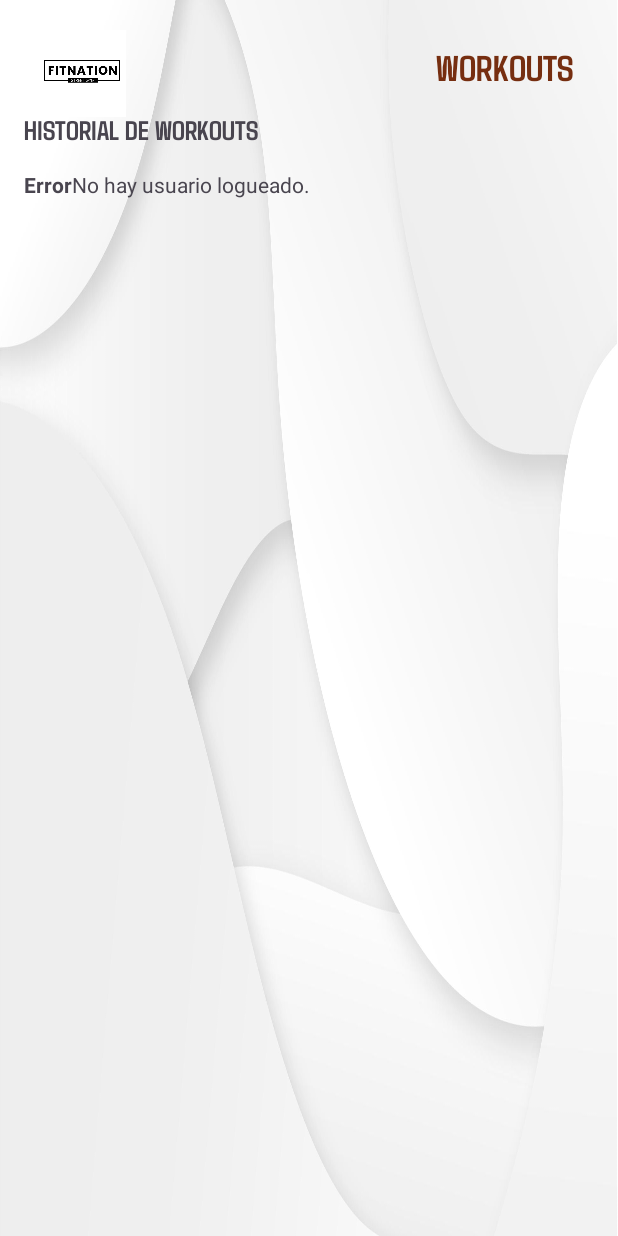
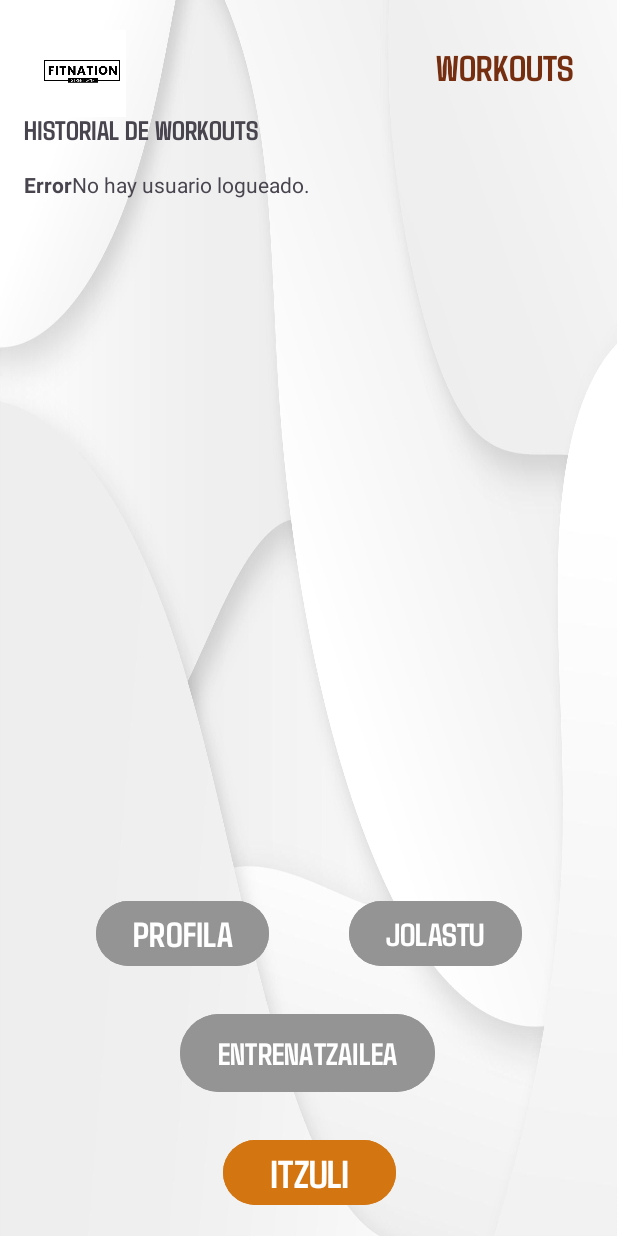
Before and after one commit to Memelero/E1_T5_MOB, an Android app: the WorkoutActivity screen opened directly, with no data from a screen before it, on a phone screen of 412 x 824 dp. Run offline under Robolectric (Android 15) with nearby library versions, the phone set to English and light mode, and no system bars; our stand-ins replace Firebase (no records; nobody signed in at launch, a user with empty details on screens opened directly).

Commit message:
ultimos cambios wourkouts

```diff
--- a/app/src/main/java/com/example/e1_t5_mob/WorkoutActivity.kt
+++ b/app/src/main/java/com/example/e1_t5_mob/WorkoutActivity.kt
@@ -1,6 +1,7 @@
 package com.example.e1_t5_mob
 
 import android.annotation.SuppressLint
+import android.content.Intent
 import android.graphics.Color
 import android.graphics.Typeface
 import android.os.Bundle
@@ -8,6 +9,8 @@ import android.util.Log
 import android.view.Gravity
 import android.view.View
 import android.view.ViewGroup
+import android.widget.Button
+import android.widget.ImageView
 import android.widget.TableLayout
 import android.widget.TableRow
 import android.widget.TextView
@@ -30,12 +33,16 @@ class WorkoutActivity : AppCompatActivity() {
 
         // Initialize Firestore
         db = FirebaseFirestore.getInstance()
-
-        // Reference to the TableLayout
         historialTableLayout = findViewById(R.id.historialTableLayout)
 
-        // Load the custom font
+
         customFont = ResourcesCompat.getFont(this, R.font.agdasima_normal)
+
+        val buttonPefil = findViewById<Button>(R.id.buttonPERFIL)
+        buttonPefil.setOnClickListener {
+            val intent = Intent(this, PerfilActivity::class.java)
+            startActivity(intent)
+        }
 
         // Get logged-in user's name from SharedPreferences
         val sharedPreferences = getSharedPreferences("SesionUsuario", MODE_PRIVATE)
--- a/app/src/main/res/layout/activity_workout.xml
+++ b/app/src/main/res/layout/activity_workout.xml
@@ -60,4 +60,58 @@
         app:layout_constraintEnd_toEndOf="parent">
     </TableLayout>
 
+    <Button
+        android:id="@+id/buttonPERFIL"
+        android:layout_width="115dp"
+        android:layout_height="51dp"
+        android:layout_marginStart="64dp"
+        android:layout_marginTop="464dp"
+        android:autoSizeTextType="uniform"
+        android:backgroundTint="#949494"
+        android:fontFamily="@font/agdasima_bold"
+        android:text="@string/perfil_button"
+        app:layout_constraintStart_toStartOf="parent"
+        app:layout_constraintTop_toBottomOf="@+id/historialTableLayout"
+        tools:ignore="MissingConstraints" />
+
+    <Button
+        android:id="@+id/button4"
+        android:layout_width="115dp"
+        android:layout_height="51dp"
+        android:layout_marginTop="464dp"
+        android:layout_marginEnd="64dp"
+        android:autoSizeTextType="uniform"
+        android:backgroundTint="#949494"
+        android:fontFamily="@font/agdasima_bold"
+        android:text="@string/jolastu_button"
+        app:layout_constraintEnd_toEndOf="parent"
+        app:layout_constraintTop_toBottomOf="@+id/historialTableLayout" />
+
+    <Button
+        android:id="@+id/buttonEntrenador"
+        android:layout_width="170dp"
+        android:layout_height="60dp"
+        android:layout_marginStart="120dp"
+        android:layout_marginTop="24dp"
+        android:autoSizeTextType="uniform"
+        android:backgroundTint="#949494"
+        android:fontFamily="@font/agdasima_bold"
+        android:text="@string/entrenatzailea_button"
+        app:layout_constraintStart_toStartOf="parent"
+        app:layout_constraintTop_toBottomOf="@+id/buttonPERFIL" />
+
+    <Button
+        android:id="@+id/button6"
+        android:layout_width="115dp"
+        android:layout_height="51dp"
+        android:layout_marginTop="24dp"
+        android:layout_marginEnd="148dp"
+        android:autoSizeTextType="uniform"
+
+        android:backgroundTint="@color/ORANGE"
+        android:fontFamily="@font/agdasima_bold"
+        android:text="@string/itzuli_button"
+        app:layout_constraintEnd_toEndOf="parent"
+        app:layout_constraintTop_toBottomOf="@+id/buttonEntrenador" />
+
 </androidx.constraintlayout.widget.ConstraintLayout>
--- a/app/src/main/res/values/colors.xml
+++ b/app/src/main/res/values/colors.xml
@@ -5,4 +5,5 @@
     <color name="black">#FF000000</color>
     <color name="white">#FFFFFFFF</color>
     <color name="red">#6C170F</color>
+    <color name="ORANGE">#D37510</color>
 </resources>
--- a/app/src/main/res/values/strings.xml
+++ b/app/src/main/res/values/strings.xml
@@ -1,4 +1,4 @@
-<resources>
+<resources xmlns:tools="http://schemas.android.com/tools">
     <!--MAIN -->
     <string name="app_name">E1T5_MOB</string>
     <string name="registrarse_button">REGISTRARSE</string>
@@ -42,8 +42,16 @@
     <string name="idioma_button">ITZULI</string>
     <string name="cerrar_button">CERRAR SESION</string>
     <string name="workouts_button">WORKOUTS</string>
+    <string name="button_translate">EU</string>
+    <string name="button_translate" tools:ignore="DuplicateDefinition">ES</string>
+
+
 
     <!--WORKOUTS -->
     <string name="workout_title">WORKOUTS</string>
     <string name="workoutHistorial_title">HISTORIAL DE WORKOUTS</string>
+    <string name="perfil_button">PROFILA</string>
+    <string name="jolastu_button">JOLASTU</string>
+    <string name="entrenatzailea_button">ENTRENATZAILEA</string>
+    <string name="itzuli_button">ITZULI</string>
 </resources>
```
Also changed, not shown: app/src/main/java/com/example/e1_t5_mob/PerfilActivity.kt (+19 -0 lines), app/src/main/res/layout/activity_perfil.xml (+13 -0 lines).
